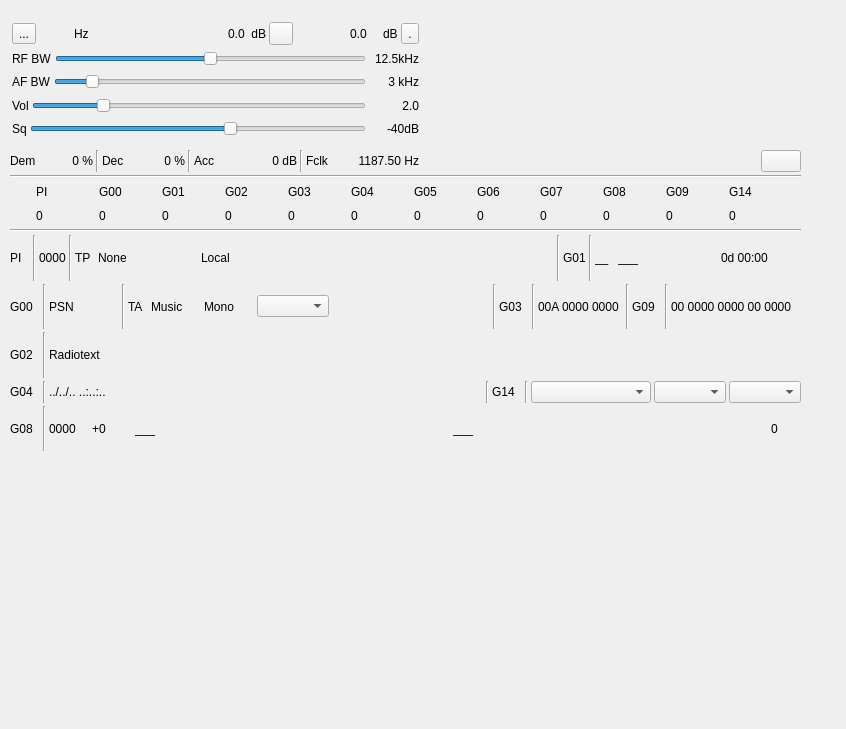
First picture: the form in plugins/channel/bfm/bfmdemodgui.ui, repository f4exb/sdrangel, before the edit.
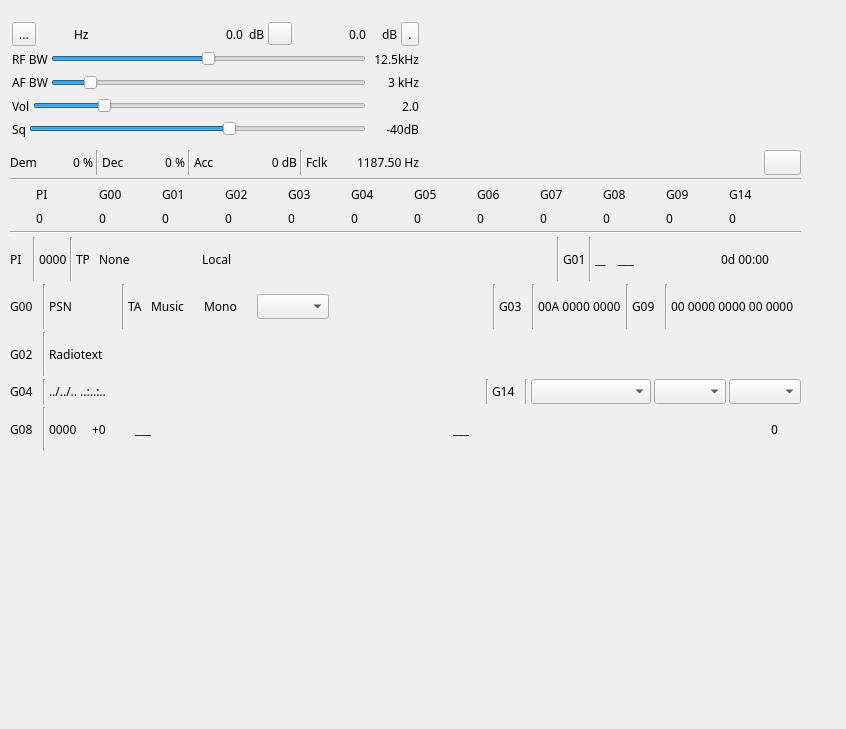
Second picture: the form after the edit. Icons and pictures are not drawn. Custom widgets are drawn as their Qt base class.

Commit message: Font size and face normalization (final)

The edit to the form file:
```diff
--- a/plugins/channel/bfm/bfmdemodgui.ui
+++ b/plugins/channel/bfm/bfmdemodgui.ui
@@ -10,6 +10,12 @@
     <height>729</height>
    </rect>
   </property>
+  <property name="font">
+   <font>
+    <family>Sans Serif</family>
+    <pointsize>9</pointsize>
+   </font>
+  </property>
   <property name="windowTitle">
    <string>Broadcast FM Demod</string>
   </property>
```
Left out of the diff: 9 changed lines with no effect on the pictures. The commit also changes 13 other files.
